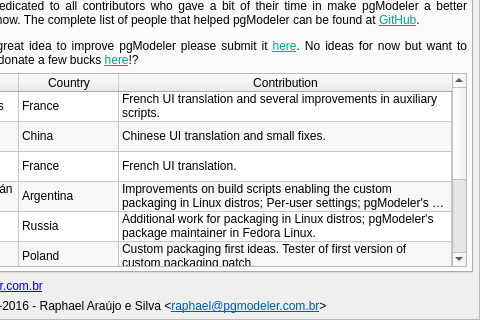
Old version of the form libpgmodeler_ui/ui/aboutwidget.ui in the repository pgmodeler/pgmodeler; both pictures show x 95 to 575 and y 230 to 550 of the 575 by 550 pixel window.
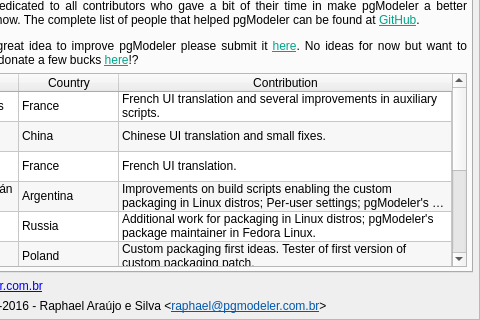
New version of the form. The open tabs and pages were chosen to show the change. Icons and pictures are not drawn.

Commit message: Added Spanish ui translation reviewer name in AboutWidget

Patch:
```diff
--- a/libpgmodeler_ui/ui/aboutwidget.ui
+++ b/libpgmodeler_ui/ui/aboutwidget.ui
@@ -679,6 +679,11 @@
               <string>9</string>
              </property>
             </row>
+            <row>
+             <property name="text">
+              <string>10</string>
+             </property>
+            </row>
             <column>
              <property name="text">
               <string>Name</string>
@@ -866,6 +871,25 @@
               <string>Brazilian Portuguese UI translation.</string>
              </property>
             </item>
+            <item row="9" column="0">
+             <property name="text">
+              <string>Alfredo Marcillo</string>
+             </property>
+            </item>
+            <item row="9" column="1">
+             <property name="text">
+              <string>Ecuador</string>
+             </property>
+             <property name="icon">
+              <iconset resource="../res/resources.qrc">
+               <normaloff>:/icones/icones/flag_ecuador.png</normaloff>:/icones/icones/flag_ecuador.png</iconset>
+             </property>
+            </item>
+            <item row="9" column="2">
+             <property name="text">
+              <string>Spanish UI translation review.</string>
+             </property>
+            </item>
            </widget>
           </item>
          </layout>
```
The commit also changes 2 other files.
